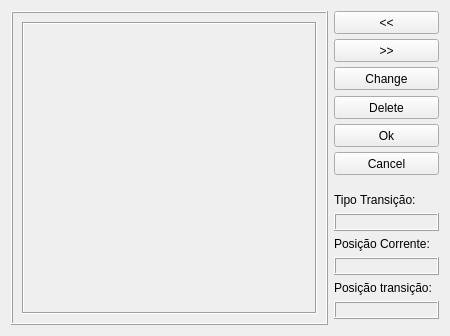
The window that DEV/Interface/transitionEdit.ui (fabriciols/m-fit) describes before a commit, drawn with Qt 5.
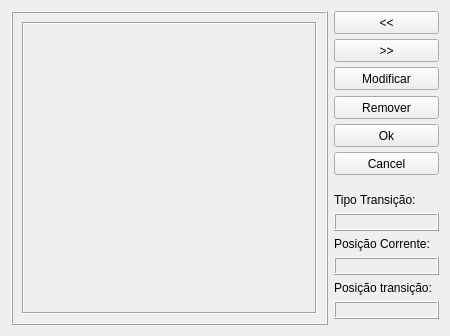
The same window after the commit.

What changed in the file:
```diff
--- a/DEV/Interface/transitionEdit.ui
+++ b/DEV/Interface/transitionEdit.ui
@@ -91,7 +91,7 @@
       </size>
      </property>
      <property name="text" >
-      <string>Change</string>
+      <string>Modificar</string>
      </property>
     </widget>
    </item>
@@ -104,7 +104,7 @@
       </size>
      </property>
      <property name="text" >
-      <string>Delete</string>
+      <string>Remover</string>
      </property>
     </widget>
    </item>
```
Left out of the diff: 2 changed lines with no effect on the pictures.
